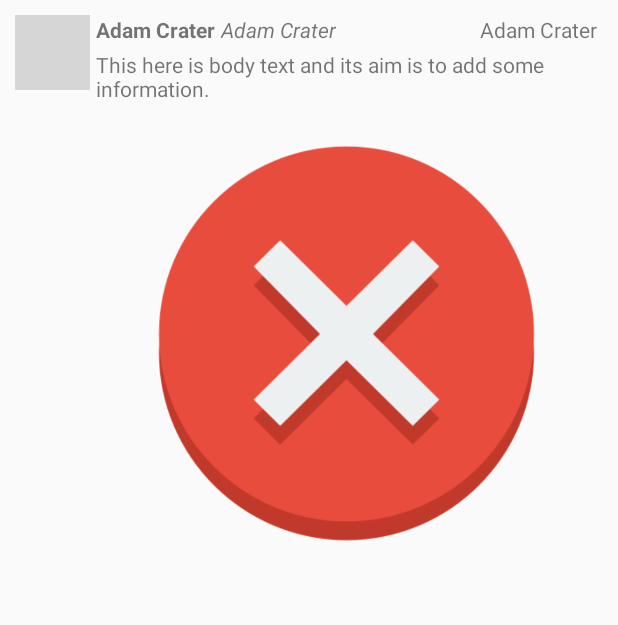
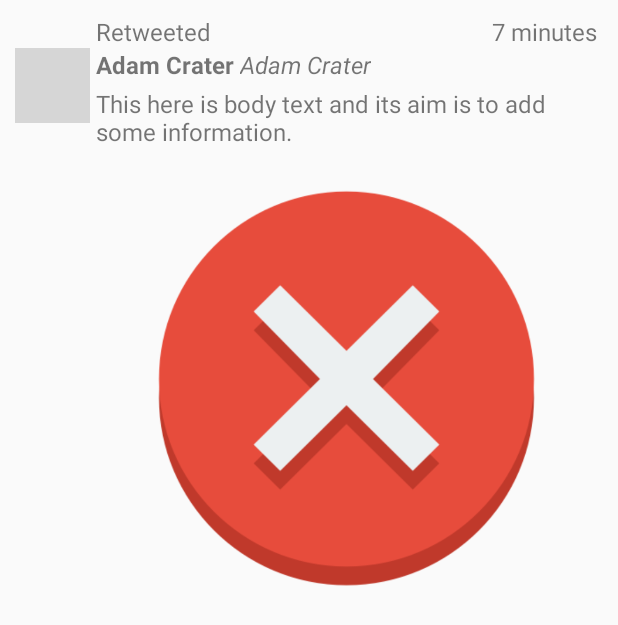
Before and after one commit to dhs43/TwitterClone, an Android app: the layout item_tweet.xml on its own in the app's theme, with its tools: preview values and no code run, on a phone screen of 412 x 824 dp. Shown: the top 625 px of the screen. Run offline under Robolectric (Android 15) with nearby library versions, the phone set to English and light mode, and no system bars; grey boxes are pictures that could not be loaded.

Commit message:
now gets media from retweets

```diff
--- a/app/src/main/java/com/codepath/apps/restclienttemplate/TweetsAdapter.java
+++ b/app/src/main/java/com/codepath/apps/restclienttemplate/TweetsAdapter.java
@@ -4,17 +4,14 @@ import android.content.Context;
 import android.support.annotation.NonNull;
 import android.support.v7.widget.RecyclerView;
 import android.text.format.DateUtils;
-import android.util.Log;
 import android.view.LayoutInflater;
 import android.view.View;
 import android.view.ViewGroup;
 import android.widget.ImageView;
 import android.widget.TextView;
 
-import com.bumptech.glide.Glide;
 import com.bumptech.glide.load.resource.bitmap.RoundedCorners;
 import com.codepath.apps.restclienttemplate.models.GlideApp;
-import com.codepath.apps.restclienttemplate.models.GlideAppModule;
 import com.codepath.apps.restclienttemplate.models.Tweet;
 
 import java.text.ParseException;
@@ -69,6 +66,7 @@ public class TweetsAdapter extends RecyclerView.Adapter<TweetsAdapter.ViewHolder
     //define the ViewHolder
     public class ViewHolder extends RecyclerView.ViewHolder {
 
+        public TextView tvRetweeted;
         public ImageView ivProfileImage;
         public TextView tvName;
         public TextView tvScreenName;
@@ -78,6 +76,7 @@ public class TweetsAdapter extends RecyclerView.Adapter<TweetsAdapter.ViewHolder
 
         public ViewHolder(@NonNull View itemView) {
             super(itemView);
+            tvRetweeted = itemView.findViewById(R.id.tvRetweeted);
             ivProfileImage = itemView.findViewById(R.id.ivProfileImage);
             tvName = itemView.findViewById(R.id.tvName);
             tvScreenName = itemView.findViewById(R.id.tvScreenName);
@@ -89,6 +88,12 @@ public class TweetsAdapter extends RecyclerView.Adapter<TweetsAdapter.ViewHolder
         }
 
         public void bind(final Tweet tweet){
+            if (tweet.isRetweet) {
+                tvRetweeted.setVisibility(View.VISIBLE);
+                tvRetweeted.setText("Retweeted");
+            }else{
+                tvRetweeted.setVisibility(View.GONE);
+            }
             tvBody.setText(tweet.getBody());
             tvName.setText(tweet.user.getName());
             tvScreenName.setText("@" + tweet.user.getScreenName());
--- a/app/src/main/java/com/codepath/apps/restclienttemplate/models/Tweet.java
+++ b/app/src/main/java/com/codepath/apps/restclienttemplate/models/Tweet.java
@@ -10,10 +10,20 @@ public class Tweet {
     public String createdAt;
     public User user;
     public String mediaLink;
+    public static Boolean isRetweet = false;
     //public String videoLink;
 
     public static Tweet fromJson(JSONObject jsonObject) throws JSONException {
+
         Tweet tweet = new Tweet();
+
+        if (jsonObject.has("retweeted_status")) {
+            jsonObject = jsonObject.getJSONObject("retweeted_status");
+            isRetweet = true;
+        }else{
+            isRetweet = false;
+        }
+
         tweet.body = jsonObject.getString("full_text");
         tweet.uid = jsonObject.getLong("id");
         tweet.createdAt = jsonObject.getString("created_at");
--- /dev/null
+++ b/app/src/main/res/drawable/retweet_icon.xml
@@ -0,0 +1,14 @@
+<?xml version="1.0" encoding="utf-8"?>
+<selector xmlns:android="http://schemas.android.com/apk/res/android">
+    <vector xmlns:android="http://schemas.android.com/apk/res/android"
+        android:height="24dp"
+        android:width="24dp"
+        android:viewportWidth="24"
+        android:viewportHeight="24">
+        <path android:fillColor="#000"
+            android:pathData="M6,5.75L10.25,10H7V16H13.5L15.5,18H7A2,2 0 0,
+            1 5,16V10H1.75L6,5.75M18,18.25L13.75,14H17V8H10.5L8.5,6H17A2,
+            2 0 0,1 19,8V14H22.25L18,18.25Z"
+            />
+    </vector>
+</selector>
--- a/app/src/main/res/layout/item_tweet.xml
+++ b/app/src/main/res/layout/item_tweet.xml
@@ -7,13 +7,32 @@
     xmlns:app="http://schemas.android.com/apk/res-auto"
     android:padding="10dp">
 
+    <android.support.v7.widget.AppCompatImageView
+        android:id="@+id/ivRetweeted"
+        android:layout_width="24dp"
+        android:layout_height="24dp"
+        android:src="@drawable/retweet_icon"
+        app:layout_constraintTop_toTopOf="parent"
+        app:layout_constraintRight_toLeftOf="@id/tvRetweeted"/>
+
+    <TextView
+        android:id="@+id/tvRetweeted"
+        android:layout_width="wrap_content"
+        android:layout_height="wrap_content"
+        android:text="Retweeted"
+        app:layout_constraintLeft_toRightOf="@id/ivProfileImage"
+        app:layout_constraintTop_toTopOf="parent"
+        android:textSize="16sp"
+        android:paddingStart="4dp"/>
+
     <ImageView
         android:id="@+id/ivProfileImage"
         android:layout_width="50dp"
         android:layout_height="50dp"
         app:layout_constraintStart_toStartOf="parent"
-        app:layout_constraintTop_toTopOf="parent"
-        tools:srcCompat="@tools:sample/avatars" />
+        app:layout_constraintTop_toBottomOf="@id/tvRetweeted"
+        tools:srcCompat="@tools:sample/avatars"
+        android:paddingTop="4dp"/>
 
     <TextView
         android:id="@+id/tvName"
@@ -21,9 +40,10 @@
         android:layout_height="wrap_content"
         android:textStyle="bold"
         app:layout_constraintLeft_toRightOf="@id/ivProfileImage"
-        app:layout_constraintTop_toTopOf="parent"
+        app:layout_constraintTop_toBottomOf="@id/tvRetweeted"
         tools:text="Adam Crater"
-        android:paddingLeft="4dp"/>
+        android:textSize="16sp"
+        android:paddingStart="4dp"/>
 
     <TextView
         android:id="@+id/tvScreenName"
@@ -31,9 +51,10 @@
         android:layout_height="wrap_content"
         android:textStyle="italic"
         app:layout_constraintLeft_toRightOf="@id/tvName"
-        app:layout_constraintTop_toTopOf="parent"
+        app:layout_constraintTop_toBottomOf="@id/tvRetweeted"
         tools:text="Adam Crater"
-        android:paddingLeft="4dp"/>
+        android:textSize="16sp"
+        android:paddingStart="4dp"/>
 
     <TextView
         android:id="@+id/tvCreatedAt"
@@ -41,8 +62,9 @@
         android:layout_height="wrap_content"
         app:layout_constraintRight_toRightOf="parent"
         app:layout_constraintTop_toTopOf="parent"
-        tools:text="Adam Crater"
-        android:paddingRight="4dp"/>
+        tools:text="7 minutes"
+        android:textSize="16sp"
+        android:paddingEnd="4dp"/>
 
     <android.support.constraint.ConstraintLayout xmlns:android="http://schemas.android.com/apk/res/android"
         xmlns:tools="http://schemas.android.com/tools"
@@ -59,7 +81,11 @@
             android:layout_height="wrap_content"
             app:layout_constraintTop_toTopOf="parent"
             app:layout_constraintLeft_toLeftOf="parent"
+            android:autoLink="all"
+            android:linksClickable="true"
+            android:textColorLink="@color/colorPrimary"
             android:text="This here is body text and its aim is to add some information."
+            android:textSize="16sp"
             android:padding="4dp"/>
 
         <ImageView
```
Also changed, not shown: app/src/main/res/drawable-xhdpi/twitter_bird.png.
